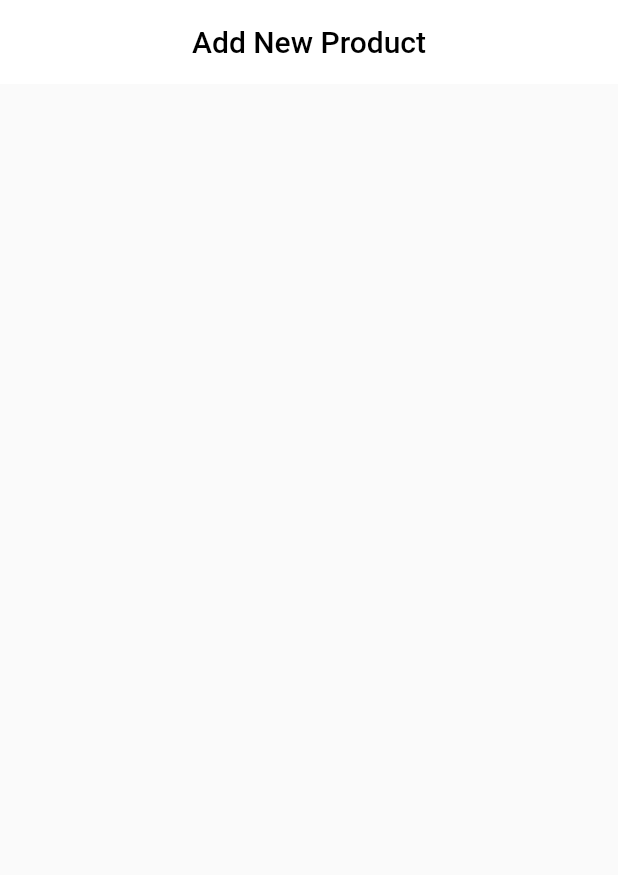
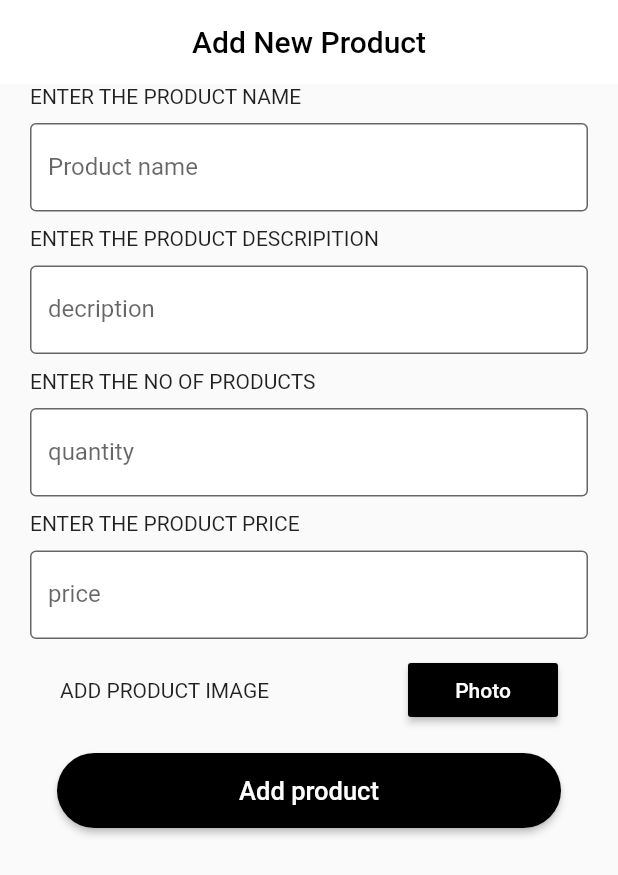
Before and after one commit to athulpp/Ecommerce_Furniture_SellerApp, a Flutter app: the AddNewProduct screen opened directly, on a phone screen of 412 x 824 dp. Shown: the top 875 px of the screen. Run offline on Flutter 3.47's test engine with Material 2 defaults, Android fonts, the phone set to English and light mode, and no system bars; our stand-ins replace get.

Commit message:
add product screen is completed

```diff
--- a/lib/add_product/add_product_screen.dart
+++ b/lib/add_product/add_product_screen.dart
@@ -1,4 +1,7 @@
 import 'package:flutter/material.dart';
+
+import '../const/constant.dart';
+import '../const/custom_button.dart';
 
 class AddNewProduct extends StatelessWidget {
   const AddNewProduct({Key? key}) : super(key: key);
@@ -16,8 +19,87 @@ class AddNewProduct extends StatelessWidget {
         centerTitle: true,
       ),
       body: SingleChildScrollView(
-        child: Column(
-          children: [],
+        child: Padding(
+          padding: const EdgeInsets.only(left: 20, right: 20),
+          child: Column(
+            crossAxisAlignment: CrossAxisAlignment.start,
+            children: [
+              Text('ENTER THE PRODUCT NAME'),
+              height10,
+              // Padding(
+              //   padding: const EdgeInsets.only(left: 20, right: 20),
+              TextFormField(
+                decoration: const InputDecoration(
+                    border: OutlineInputBorder(),
+                    fillColor: Colors.white,
+                    filled: true,
+                    labelText: 'Product name'),
+              ),
+              height10,
+              Text('ENTER THE PRODUCT DESCRIPITION'),
+              height10,
+              // Padding(
+              //   padding: const EdgeInsets.only(left: 20, right: 20),
+              TextFormField(
+                decoration: const InputDecoration(
+                    border: OutlineInputBorder(),
+                    fillColor: Colors.white,
+                    filled: true,
+                    labelText: 'decription'),
+              ),
+              height10,
+              Text('ENTER THE NO OF PRODUCTS'),
+              height10,
+              // Padding(
+              //   padding: const EdgeInsets.only(left: 20, right: 20),
+              TextFormField(
+                decoration: const InputDecoration(
+                    border: OutlineInputBorder(),
+                    fillColor: Colors.white,
+                    filled: true,
+                    labelText: 'quantity'),
+              ),
+              height10,
+              Text('ENTER THE PRODUCT PRICE'),
+              height10,
+              // Padding(
+              //   padding: const EdgeInsets.only(left: 20, right: 20),
+              TextFormField(
+                decoration: const InputDecoration(
+                    border: OutlineInputBorder(),
+                    fillColor: Colors.white,
+                    filled: true,
+                    labelText: 'price'),
+              ),
+              height10,
+              Padding(
+                padding: const EdgeInsets.only(left: 20, right: 20),
+                child: Row(
+                  mainAxisAlignment: MainAxisAlignment.spaceBetween,
+                  children: [
+                    Text('ADD PRODUCT IMAGE'),
+                    Container(
+                      width: 100,
+                      child: MaterialButton(
+                        color: Colors.black,
+                        onPressed: () {},
+                        child: Text(
+                          'Photo',
+                          style: TextStyle(color: Colors.white),
+                        ),
+                      ),
+                    ),
+                  ],
+                ),
+              ),
+              CustomButton(
+                onPressed: () {},
+                text: 'Add product',
+              )
+
+              // ),
+            ],
+          ),
         ),
       ),
     );
--- a/lib/login/login_screen.dart
+++ b/lib/login/login_screen.dart
@@ -41,8 +41,6 @@ class LoginScreen extends StatelessWidget {
               Padding(
                 padding: const EdgeInsets.only(left: 20, right: 20),
                 child: TextFormField(
-                  keyboardType: TextInputType.multiline,
-                  maxLines: null,
                   decoration: const InputDecoration(
                       border: OutlineInputBorder(),
                       fillColor: Colors.white,
```
